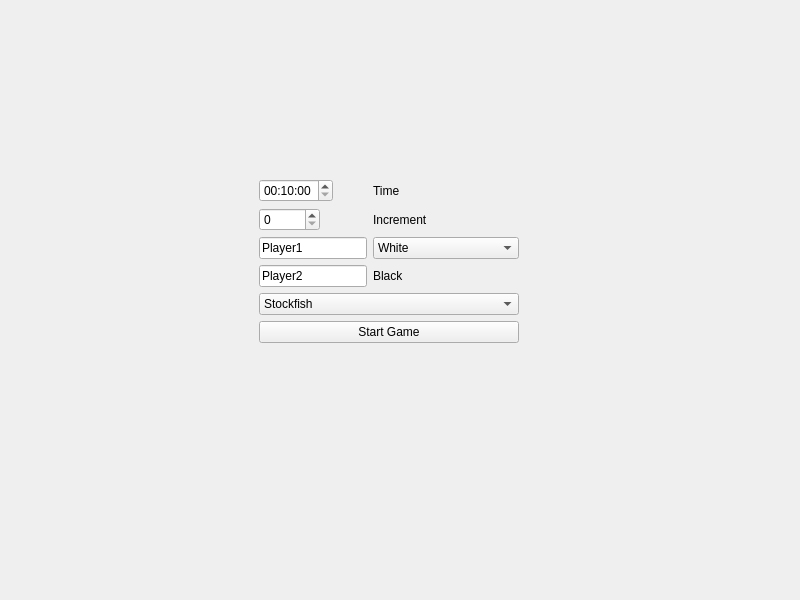
This is src/view/MainWindow.ui in Fasinir/chess-cpp as Qt 5 draws it before an edit. The edited form follows.
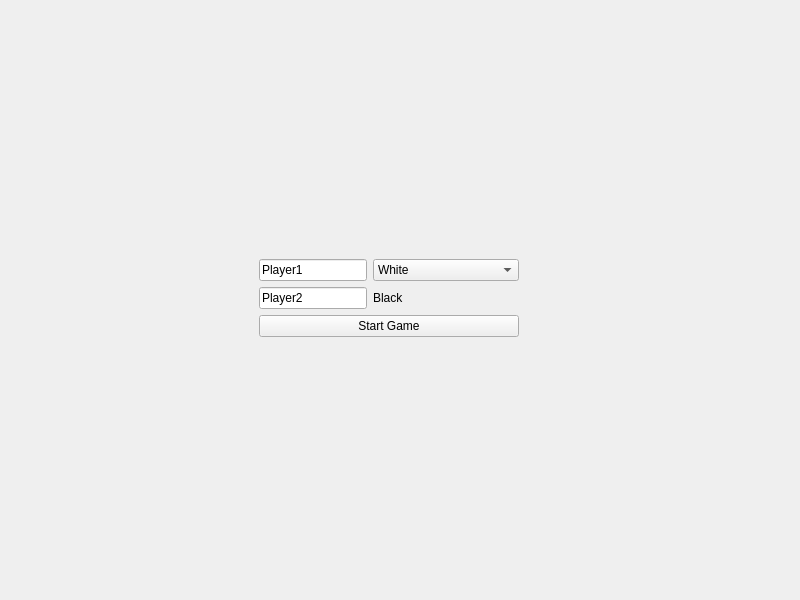
This is the edited form. The open tabs and pages were chosen to show the change.

Commit message: remove time and engine from gui

```diff
--- a/src/view/MainWindow.ui
+++ b/src/view/MainWindow.ui
@@ -14,15 +14,9 @@
    <string>MainWindow</string>
   </property>
   <widget class="QWidget" name="centralwidget">
+   <layout class="QGridLayout" name="gridLayout">
+    <item row="0" column="0">
    <widget class="QStackedWidget" name="stackedWidget">
-    <property name="geometry">
-     <rect>
-      <x>-1</x>
-      <y>-1</y>
-      <width>801</width>
-      <height>601</height>
-     </rect>
-    </property>
     <property name="currentIndex">
      <number>0</number>
     </property>
@@ -58,63 +52,21 @@
      <widget class="QWidget" name="formLayoutWidget">
       <property name="geometry">
        <rect>
-        <x>260</x>
-        <y>180</y>
+          <x>250</x>
+          <y>250</y>
         <width>260</width>
-        <height>208</height>
+          <height>111</height>
        </rect>
       </property>
       <layout class="QFormLayout" name="formLayout">
        <item row="0" column="0">
-        <widget class="QTimeEdit" name="timeEdit">
-         <property name="minimumTime">
-          <time>
-           <hour>0</hour>
-           <minute>0</minute>
-           <second>1</second>
-          </time>
-         </property>
-         <property name="displayFormat">
-          <string>hh:mm:ss</string>
-         </property>
-         <property name="time">
-          <time>
-           <hour>0</hour>
-           <minute>10</minute>
-           <second>0</second>
-          </time>
-         </property>
-        </widget>
-       </item>
-       <item row="0" column="1">
-        <widget class="QLabel" name="timeLabel">
-         <property name="text">
-          <string>Time</string>
-         </property>
-        </widget>
-       </item>
-       <item row="1" column="0">
-        <widget class="QSpinBox" name="incrementSpinBox">
-         <property name="maximum">
-          <number>99999</number>
-         </property>
-        </widget>
-       </item>
-       <item row="1" column="1">
-        <widget class="QLabel" name="incrementLabel">
-         <property name="text">
-          <string>Increment</string>
-         </property>
-        </widget>
-       </item>
-       <item row="2" column="0">
         <widget class="QLineEdit" name="playerOneLineEdit">
          <property name="text">
           <string>Player1</string>
          </property>
         </widget>
        </item>
-       <item row="2" column="1">
+         <item row="0" column="1">
         <widget class="QComboBox" name="colorComboBox">
          <item>
           <property name="text">
@@ -133,38 +85,21 @@
          </item>
         </widget>
        </item>
-       <item row="3" column="0">
+         <item row="1" column="0">
         <widget class="QLineEdit" name="playerTwoLineEdit">
          <property name="text">
           <string>Player2</string>
          </property>
         </widget>
        </item>
-       <item row="3" column="1">
+         <item row="1" column="1">
         <widget class="QLabel" name="playerTwoColorLabel">
          <property name="text">
           <string>Black</string>
          </property>
         </widget>
        </item>
-       <item row="4" column="0" colspan="2">
-        <widget class="QComboBox" name="chessEngineComboBox">
-         <property name="enabled">
-          <bool>true</bool>
-         </property>
-         <item>
-          <property name="text">
-           <string>Stockfish</string>
-          </property>
-         </item>
-         <item>
-          <property name="text">
-           <string>Random Moves</string>
-          </property>
-         </item>
-        </widget>
-       </item>
-       <item row="5" column="0" colspan="2">
+         <item row="2" column="0" colspan="2">
         <widget class="QPushButton" name="startGameButton">
          <property name="text">
           <string>Start Game</string>
@@ -228,6 +163,8 @@
      </widget>
     </widget>
    </widget>
+    </item>
+   </layout>
   </widget>
  </widget>
  <resources/>
```
Left out of the diff: 25 changed lines with no effect on the pictures. Lines whose indentation alone changed are shown as unchanged. The commit also changes 3 other files.
